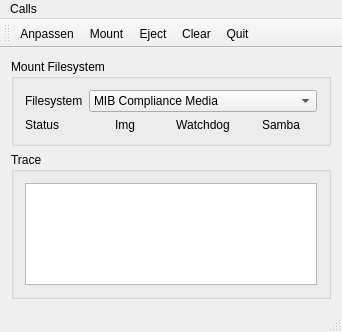
Before: the Qt Designer form GUI/mainwindow.ui in luxc1101/Raspi-USB-Simulator, drawn with Qt 5.
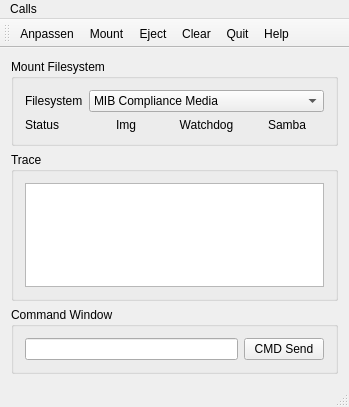
After: the same form once the commit is applied. Icons and pictures are not drawn.

What changed in the file:
```diff
--- a/GUI/mainwindow.ui
+++ b/GUI/mainwindow.ui
@@ -6,15 +6,15 @@
    <rect>
     <x>0</x>
     <y>0</y>
-    <width>342</width>
-    <height>332</height>
+    <width>349</width>
+    <height>407</height>
    </rect>
   </property>
   <property name="windowTitle">
    <string>USB Simulator</string>
   </property>
   <widget class="QWidget" name="centralWidget">
-   <layout class="QGridLayout" name="gridLayout_4">
+   <layout class="QGridLayout" name="gridLayout_5">
     <item row="0" column="0">
      <widget class="QGroupBox" name="groupBox_mtfs">
       <property name="title">
@@ -151,6 +151,29 @@
       </layout>
      </widget>
     </item>
+    <item row="2" column="0">
+     <widget class="QGroupBox" name="groupBox_Cmd">
+      <property name="title">
+       <string>Command Window</string>
+      </property>
+      <layout class="QGridLayout" name="gridLayout_4">
+       <item row="0" column="0">
+        <layout class="QHBoxLayout" name="horizontalLayout_2">
+         <item>
+          <widget class="QLineEdit" name="LE_SendCmd"/>
+         </item>
+         <item>
+          <widget class="QPushButton" name="B_SendCmd">
+           <property name="text">
+            <string>CMD Send</string>
+           </property>
+          </widget>
+         </item>
+        </layout>
+       </item>
+      </layout>
+     </widget>
+    </item>
    </layout>
   </widget>
   <widget class="QMenuBar" name="menuBar">
@@ -158,7 +181,7 @@
     <rect>
      <x>0</x>
      <y>0</y>
-     <width>342</width>
+     <width>349</width>
      <height>21</height>
     </rect>
    </property>
@@ -189,6 +212,7 @@
    <addaction name="actionEject"/>
    <addaction name="actionClear"/>
    <addaction name="actionQuit"/>
+   <addaction name="actionHelp"/>
   </widget>
   <widget class="QStatusBar" name="statusBar"/>
   <action name="actionAnpassen">
@@ -239,6 +263,15 @@
     <string>Clear</string>
    </property>
   </action>
+  <action name="actionHelp">
+   <property name="icon">
+    <iconset resource="ProQrc.qrc">
+     <normaloff>:/Image/help.png</normaloff>:/Image/help.png</iconset>
+   </property>
+   <property name="text">
+    <string>Help</string>
+   </property>
+  </action>
  </widget>
  <layoutdefault spacing="6" margin="11"/>
  <resources>
```
Left out of the diff: 1 changed line with no effect on the pictures.
